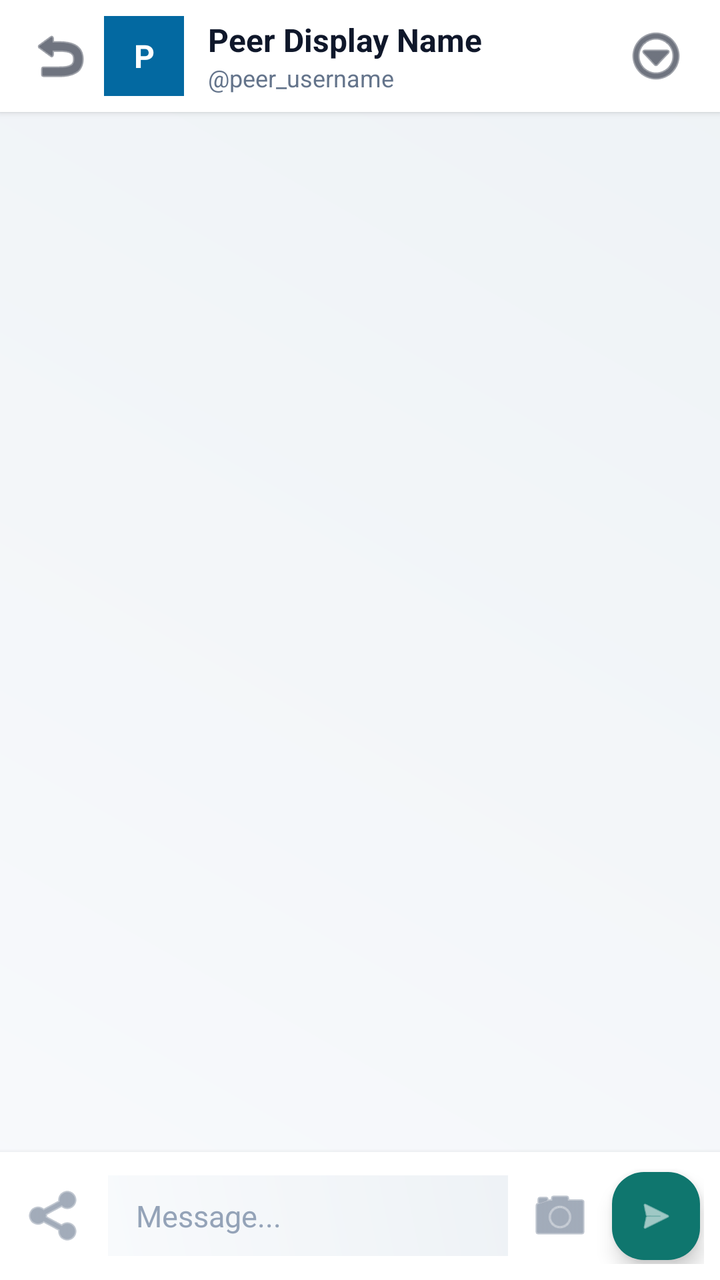
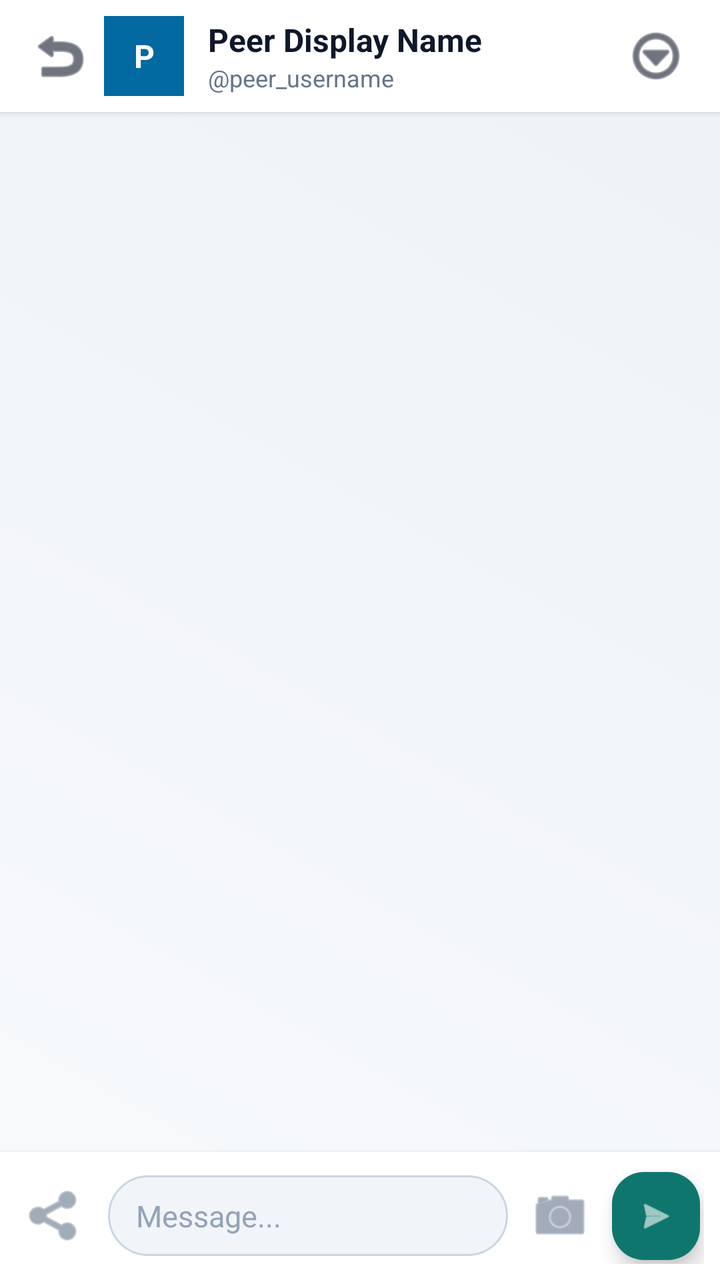

Two renders of the same Android screen: before a commit and after it. Below are the layout's source before the change and the commit's diff.
<!-- AndroidManifest.xml: application theme Theme.SimpleE2EEChat -->
<!-- res/layout/activity_chat.xml -->
<?xml version="1.0" encoding="utf-8"?>
<LinearLayout xmlns:android="http://schemas.android.com/apk/res/android"
    xmlns:app="http://schemas.android.com/apk/res-auto"
    android:layout_width="match_parent"
    android:layout_height="match_parent"
    android:orientation="vertical"
    android:background="@drawable/chat_wallpaper_pattern">

    
    <LinearLayout
        android:layout_width="match_parent"
        android:layout_height="wrap_content"
        android:background="@color/surface_light"
        android:gravity="center_vertical"
        android:orientation="horizontal"
        android:paddingHorizontal="12dp"
        android:paddingVertical="8dp"
        android:elevation="2dp">

        <ImageButton
            android:id="@+id/btnChatBack"
            android:layout_width="36dp"
            android:layout_height="36dp"
            android:background="?attr/selectableItemBackgroundBorderless"
            android:contentDescription="Back"
            android:src="@android:drawable/ic_menu_revert"
            app:tint="@color/text_primary" />

        <TextView
            android:id="@+id/tvPeerAvatar"
            android:layout_width="40dp"
            android:layout_height="40dp"
            android:layout_marginStart="4dp"
            android:background="@color/secondary"
            android:gravity="center"
            android:text="P"
            android:textColor="@color/on_primary"
            android:textSize="16sp"
            android:textStyle="bold" />

        <LinearLayout
            android:layout_width="0dp"
            android:layout_height="wrap_content"
            android:layout_marginStart="12dp"
            android:layout_weight="1"
            android:orientation="vertical">

            <TextView
                android:id="@+id/tvPeerDisplayName"
                android:layout_width="wrap_content"
                android:layout_height="wrap_content"
                android:ellipsize="end"
                android:maxLines="1"
                android:text="Peer Display Name"
                android:textColor="@color/text_primary"
                android:textSize="16sp"
                android:textStyle="bold" />

            <TextView
                android:id="@+id/tvPeerUsername"
                android:layout_width="wrap_content"
                android:layout_height="wrap_content"
                android:text="@peer_username"
                android:textColor="@color/text_secondary"
                android:textSize="12sp" />
        </LinearLayout>

        
        <ImageButton
            android:id="@+id/btnChatMenu"
            android:layout_width="40dp"
            android:layout_height="40dp"
            android:background="?attr/selectableItemBackgroundBorderless"
            android:contentDescription="Menu"
            android:src="@android:drawable/ic_menu_more"
            app:tint="@color/text_primary" />
    </LinearLayout>

    
    <androidx.recyclerview.widget.RecyclerView
        android:id="@+id/rvMessages"
        android:layout_width="match_parent"
        android:layout_height="0dp"
        android:layout_weight="1"
        android:clipToPadding="false"
        android:paddingHorizontal="12dp"
        android:paddingVertical="8dp" />

    
    <LinearLayout
        android:layout_width="match_parent"
        android:layout_height="wrap_content"
        android:background="@color/surface_light"
        android:gravity="center_vertical"
        android:orientation="horizontal"
        android:paddingHorizontal="8dp"
        android:paddingVertical="8dp"
        android:elevation="4dp">

        
        <ImageButton
            android:id="@+id/btnAttachFile"
            android:layout_width="40dp"
            android:layout_height="40dp"
            android:background="?attr/selectableItemBackgroundBorderless"
            android:contentDescription="Attach file"
            android:src="@android:drawable/ic_menu_share"
            app:tint="@color/text_secondary" />

        
        <EditText
            android:id="@+id/etMessageInput"
            android:layout_width="0dp"
            android:layout_height="wrap_content"
            android:layout_marginHorizontal="6dp"
            android:layout_weight="1"
            android:background="@drawable/chat_wallpaper_pattern"
            android:hint="@string/message_hint"
            android:maxLines="4"
            android:paddingHorizontal="14dp"
            android:paddingVertical="10dp"
            android:textColor="@color/text_primary"
            android:textColorHint="@color/text_muted"
            android:textSize="15sp" />

        
        <ImageButton
            android:id="@+id/btnCamera"
            android:layout_width="40dp"
            android:layout_height="40dp"
            android:background="?attr/selectableItemBackgroundBorderless"
            android:contentDescription="Camera"
            android:src="@android:drawable/ic_menu_camera"
            app:tint="@color/text_secondary" />

        
        <com.google.android.material.floatingactionbutton.FloatingActionButton
            android:id="@+id/btnSend"
            android:layout_width="44dp"
            android:layout_height="44dp"
            android:layout_marginStart="4dp"
            android:contentDescription="@string/send"
            android:src="@android:drawable/ic_menu_send"
            app:fabCustomSize="44dp"
            app:maxImageSize="20dp"
            app:tint="@color/on_primary"
            android:backgroundTint="@color/primary" />
    </LinearLayout>

</LinearLayout>
<!-- resources referenced by this layout -->
<resources>
  <color name="on_primary">#FFFFFF</color>
  <color name="primary">#0F766E</color>
  <color name="secondary">#0369A1</color>
  <color name="surface_light">#FFFFFF</color>
  <color name="text_muted">#94A3B8</color>
  <color name="text_primary">#0F172A</color>
  <color name="text_secondary">#64748B</color>
  <!-- drawable chat_wallpaper_pattern (drawable) -->
  <?xml version="1.0" encoding="utf-8"?>
  <layer-list xmlns:android="http://schemas.android.com/apk/res/android">
      
      <item>
          <color android:color="#F1F5F9" />
      </item>
      
      <item>
          <shape android:shape="rectangle">
              <gradient
                  android:angle="45"
                  android:startColor="#F8FAFC"
                  android:endColor="#EEF2F6"
                  android:type="linear" />
          </shape>
      </item>
  </layer-list>
  <string name="message_hint">Message...</string>
  <string name="send">Send</string>
  <style name="Theme.SimpleE2EEChat" parent="Theme.Material3.DayNight.NoActionBar">
          <item name="colorPrimary">@color/primary</item>
          <item name="colorOnPrimary">@color/on_primary</item>
          <item name="colorSecondary">@color/secondary</item>
          <item name="android:statusBarColor">@color/surface_light</item>
          <item name="android:windowLightStatusBar">true</item>
          <item name="android:windowBackground">@color/background_light</item>
      </style>
  <color name="background_light">#F8FAFC</color>
</resources>

<!-- the commit's change to res/layout/activity_chat.xml (unified diff, before → after) -->
@@ -114,7 +114,7 @@
             android:layout_height="wrap_content"
             android:layout_marginHorizontal="6dp"
             android:layout_weight="1"
-            android:background="@drawable/chat_wallpaper_pattern"
+            android:background="@drawable/bg_message_input"
             android:hint="@string/message_hint"
             android:maxLines="4"
             android:paddingHorizontal="14dp"
<!-- resource entries referenced after the edit -->
@@ -7,6 +7,16 @@
   <color name="text_muted">#94A3B8</color>
   <color name="text_primary">#0F172A</color>
   <color name="text_secondary">#64748B</color>
+  <!-- drawable bg_message_input (drawable) -->
+  <?xml version="1.0" encoding="utf-8"?>
+  <shape xmlns:android="http://schemas.android.com/apk/res/android"
+      android:shape="rectangle">
+      <solid android:color="#F1F5F9" />
+      <stroke
+          android:width="1dp"
+          android:color="#CBD5E1" />
+      <corners android:radius="20dp" />
+  </shape>
   <!-- drawable chat_wallpaper_pattern (drawable) -->
   <?xml version="1.0" encoding="utf-8"?>
   <layer-list xmlns:android="http://schemas.android.com/apk/res/android">
@@ -27,14 +37,32 @@
   </layer-list>
   <string name="message_hint">Message...</string>
   <string name="send">Send</string>
-  <style name="Theme.SimpleE2EEChat" parent="Theme.Material3.DayNight.NoActionBar">
+  <style name="Theme.SimpleE2EEChat" parent="Theme.Material3.Light.NoActionBar">
           <item name="colorPrimary">@color/primary</item>
           <item name="colorOnPrimary">@color/on_primary</item>
+          <item name="colorPrimaryContainer">@color/primary_container</item>
           <item name="colorSecondary">@color/secondary</item>
+  
+          
+          <item name="colorSurface">@color/surface_light</item>
+          <item name="colorOnSurface">@color/text_primary</item>
+          <item name="colorOnSurfaceVariant">@color/text_secondary</item>
+          <item name="colorOutline">@color/tick_grey</item>
+  
+          
+          <item name="android:textColor">@color/text_primary</item>
+          <item name="android:textColorPrimary">@color/text_primary</item>
+          <item name="android:textColorSecondary">@color/text_secondary</item>
+          <item name="android:textColorHint">@color/text_muted</item>
+          <item name="android:editTextColor">@color/text_primary</item>
+          <item name="editTextColor">@color/text_primary</item>
+  
           <item name="android:statusBarColor">@color/surface_light</item>
           <item name="android:windowLightStatusBar">true</item>
           <item name="android:windowBackground">@color/background_light</item>
       </style>
+  <color name="primary_container">#CCFBF1</color>
+  <color name="tick_grey">#94A3B8</color>
   <color name="background_light">#F8FAFC</color>
 </resources>
 
